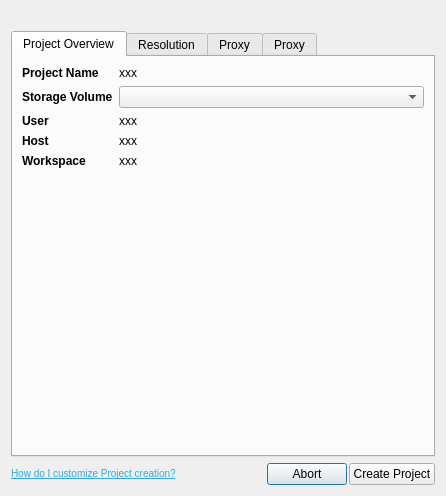
shotgunsoftware/tk-flame, file resources/project_create_dialog.ui: the form before one commit.
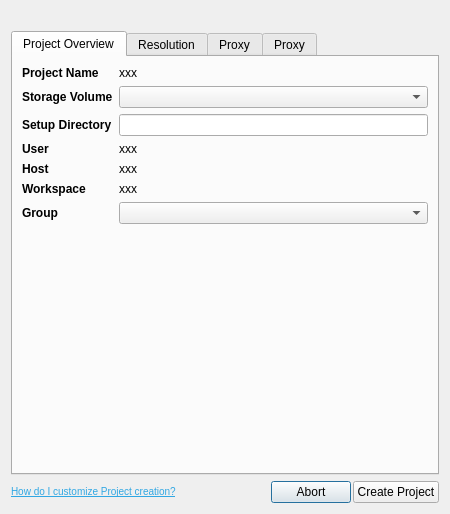
The form after the commit. Icons and pictures are not drawn.

Commit message: Added setup directory and group selection in project creation UI.

```diff
--- a/resources/project_create_dialog.ui
+++ b/resources/project_create_dialog.ui
@@ -6,8 +6,8 @@
    <rect>
     <x>0</x>
     <y>0</y>
-    <width>446</width>
-    <height>496</height>
+    <width>450</width>
+    <height>514</height>
    </rect>
   </property>
   <property name="windowTitle">
@@ -103,7 +103,7 @@
        <item row="1" column="1">
         <widget class="QComboBox" name="volume"/>
        </item>
-       <item row="2" column="0">
+       <item row="3" column="0">
         <widget class="QLabel" name="label_6">
          <property name="sizePolicy">
           <sizepolicy hsizetype="Maximum" vsizetype="Preferred">
@@ -116,7 +116,7 @@
          </property>
         </widget>
        </item>
-       <item row="2" column="1">
+       <item row="3" column="1">
         <widget class="QLabel" name="user_name">
          <property name="toolTip">
           <string>The &lt;b&gt;User Name&lt;/b&gt; associated with your new Flame Project is based on the Shotgun user that matches your current login name.
@@ -130,7 +130,7 @@
          </property>
         </widget>
        </item>
-       <item row="3" column="0">
+       <item row="4" column="0">
         <widget class="QLabel" name="label_19">
          <property name="sizePolicy">
           <sizepolicy hsizetype="Maximum" vsizetype="Preferred">
@@ -143,7 +143,7 @@
          </property>
         </widget>
        </item>
-       <item row="3" column="1">
+       <item row="4" column="1">
         <widget class="QLabel" name="host_name">
          <property name="text">
           <string>xxx</string>
@@ -153,7 +153,14 @@
          </property>
         </widget>
        </item>
-       <item row="4" column="0">
+       <item row="2" column="0">
+        <widget class="QLabel" name="label_4">
+         <property name="text">
+          <string>&lt;b&gt;Setup Directory&lt;/b&gt;</string>
+         </property>
+        </widget>
+       </item>
+       <item row="5" column="0">
         <widget class="QLabel" name="label_17">
          <property name="sizePolicy">
           <sizepolicy hsizetype="Maximum" vsizetype="Preferred">
@@ -166,7 +173,7 @@
          </property>
         </widget>
        </item>
-       <item row="4" column="1">
+       <item row="5" column="1">
         <widget class="QLabel" name="workspace_name">
          <property name="text">
           <string>xxx</string>
@@ -176,6 +183,19 @@
          </property>
         </widget>
        </item>
+       <item row="6" column="0">
+        <widget class="QLabel" name="group_name_label">
+         <property name="text">
+          <string>&lt;b&gt;Group&lt;/b&gt;</string>
+         </property>
+        </widget>
+       </item>
+       <item row="6" column="1">
+        <widget class="QComboBox" name="group_name"/>
+       </item>
+       <item row="2" column="1">
+        <widget class="QLineEdit" name="setup_dir"/>
+       </item>
       </layout>
      </widget>
      <widget class="QWidget" name="resolution_tab">
```
Left out of the diff: 5 changed lines with no effect on the pictures. The commit also changes 5 other files.
